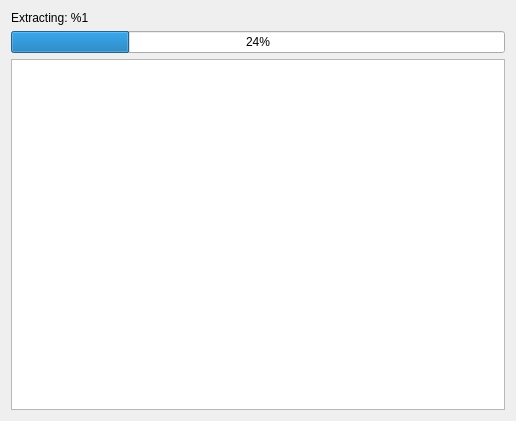
First picture: the form in files/ui/wizard/installationpage.ui, repository OpenMW/openmw, before the edit.
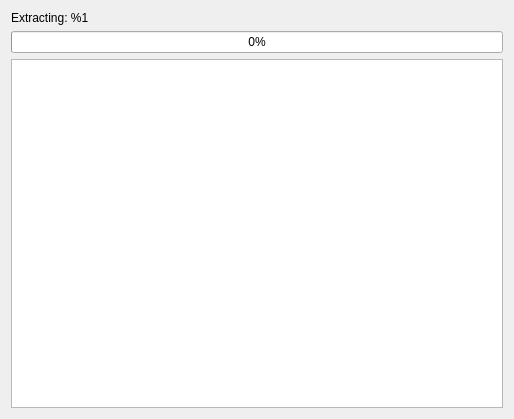
Second picture: the form after the edit.

The edit to the form file:
```diff
--- a/files/ui/wizard/installationpage.ui
+++ b/files/ui/wizard/installationpage.ui
@@ -6,8 +6,8 @@
    <rect>
     <x>0</x>
     <y>0</y>
-    <width>516</width>
-    <height>421</height>
+    <width>514</width>
+    <height>419</height>
    </rect>
   </property>
   <property name="windowTitle">
@@ -30,7 +30,7 @@
    <item>
     <widget class="QProgressBar" name="installProgressBar">
      <property name="value">
-      <number>24</number>
+      <number>0</number>
      </property>
     </widget>
    </item>
```
